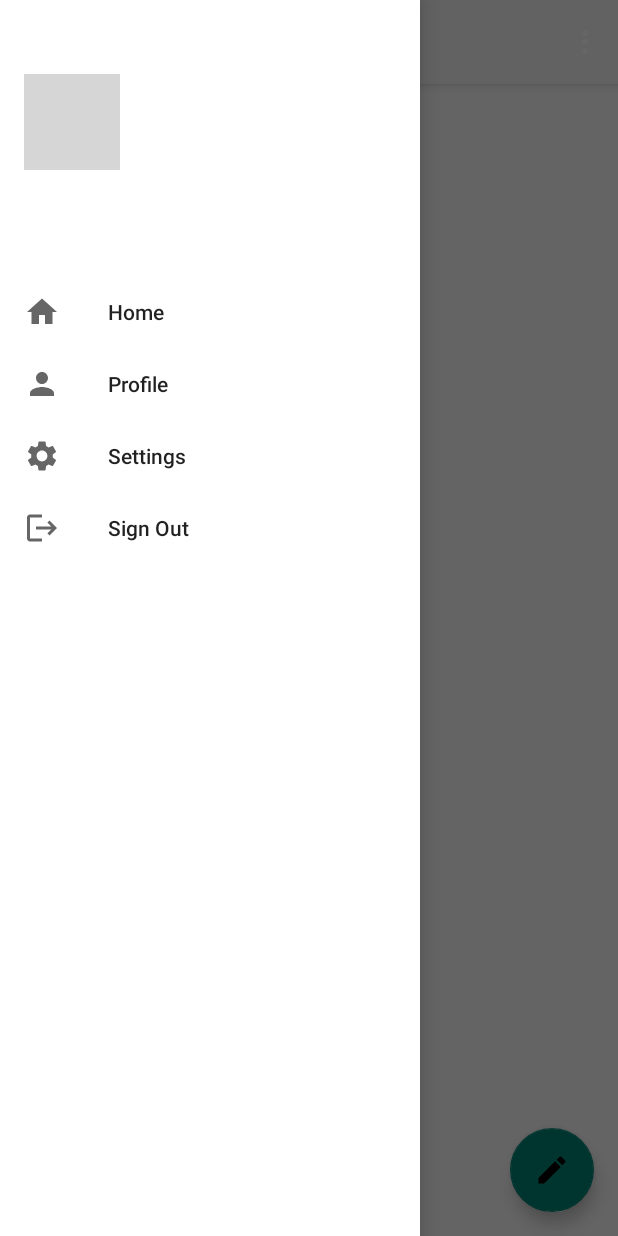
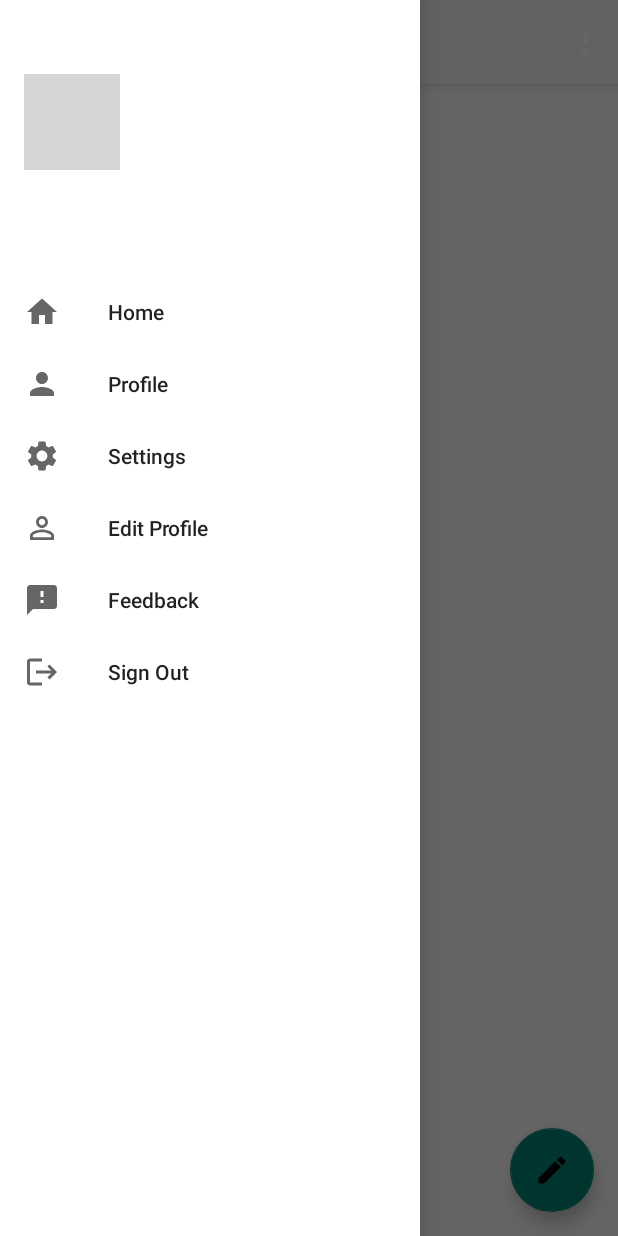
Before and after one commit to AddinSuhaimi/eBudaya, an Android app: the screen it shows after launch once a user with an empty profile is signed in (Home), with the side drawer open, on a phone screen of 412 x 824 dp. Run offline under Robolectric (Android 15) with nearby library versions, the phone set to English and light mode, and no system bars; our stand-ins replace Firebase (no records; nobody signed in at launch, a user with empty details on screens opened directly), navigation-ui; grey boxes are pictures that could not be loaded.

Commit message:
add edit profile and feedback at the sidebar (feedback fragment not yet done)

```diff
--- a/app/src/main/java/com/example/ebudaya/Activities/Home.java
+++ b/app/src/main/java/com/example/ebudaya/Activities/Home.java
@@ -25,6 +25,7 @@ import androidx.annotation.GravityInt;
 import androidx.appcompat.widget.Toolbar;
 
 import com.bumptech.glide.Glide;
+import com.example.ebudaya.Fragments.EditProfileFragment;
 import com.example.ebudaya.Fragments.HomeFragment;
 import com.example.ebudaya.Fragments.ProfileFragment;
 import com.example.ebudaya.Fragments.SettingsFragment;
@@ -392,6 +393,10 @@ private void openGallery() {
             getSupportActionBar().setTitle("Settings");
             getSupportFragmentManager().beginTransaction().replace(R.id.container, new SettingsFragment()).commit();
         }
+        else if (id == R.id.nav_edit_profile) {
+            getSupportActionBar().setTitle("Edit Profile");
+            getSupportFragmentManager().beginTransaction().replace(R.id.container, new EditProfileFragment()).commit();
+        }
         else if (id == R.id.nav_signout) {
             FirebaseAuth.getInstance().signOut();
             Intent loginActivity = new Intent(getApplicationContext(),LoginActivity.class);
--- /dev/null
+++ b/app/src/main/res/drawable/baseline_feedback_24.xml
@@ -0,0 +1,5 @@
+<vector android:height="24dp" android:tint="#000000"
+    android:viewportHeight="24" android:viewportWidth="24"
+    android:width="24dp" xmlns:android="http://schemas.android.com/apk/res/android">
+    <path android:fillColor="@android:color/white" android:pathData="M20,2L4,2c-1.1,0 -1.99,0.9 -1.99,2L2,22l4,-4h14c1.1,0 2,-0.9 2,-2L22,4c0,-1.1 -0.9,-2 -2,-2zM13,14h-2v-2h2v2zM13,10h-2L11,6h2v4z"/>
+</vector>
--- /dev/null
+++ b/app/src/main/res/drawable/baseline_person_outline_24.xml
@@ -0,0 +1,5 @@
+<vector android:height="24dp" android:tint="#000000"
+    android:viewportHeight="24" android:viewportWidth="24"
+    android:width="24dp" xmlns:android="http://schemas.android.com/apk/res/android">
+    <path android:fillColor="@android:color/white" android:pathData="M12,5.9c1.16,0 2.1,0.94 2.1,2.1s-0.94,2.1 -2.1,2.1S9.9,9.16 9.9,8s0.94,-2.1 2.1,-2.1m0,9c2.97,0 6.1,1.46 6.1,2.1v1.1L5.9,18.1L5.9,17c0,-0.64 3.13,-2.1 6.1,-2.1M12,4C9.79,4 8,5.79 8,8s1.79,4 4,4 4,-1.79 4,-4 -1.79,-4 -4,-4zM12,13c-2.67,0 -8,1.34 -8,4v3h16v-3c0,-2.66 -5.33,-4 -8,-4z"/>
+</vector>
--- a/app/src/main/res/layout/activity_post_detail.xml
+++ b/app/src/main/res/layout/activity_post_detail.xml
@@ -62,21 +62,19 @@
             app:layout_constraintTop_toBottomOf="@+id/post_detail_title" />
 
         <TextView
-            android:textSize="12sp"
             android:id="@+id/post_detail_date_name"
             android:layout_width="wrap_content"
             android:layout_height="wrap_content"
             android:layout_marginStart="16dp"
-            android:layout_marginLeft="16dp"
             android:layout_marginTop="8dp"
             android:layout_marginEnd="8dp"
-            android:layout_marginRight="8dp"
             android:text="TextView"
+            android:textSize="12sp"
             app:layout_constraintEnd_toEndOf="parent"
             app:layout_constraintHorizontal_bias="0.0"
             app:layout_constraintStart_toStartOf="parent"
             app:layout_constraintTop_toBottomOf="@+id/view"
-            tools:text="18 jan 2018 | by Arun Larrson " />
+            tools:text="14 jan 2023 | by Jonny Depp " />
 
         <TextView
 
--- a/app/src/main/res/menu/activity_home2_drawer.xml
+++ b/app/src/main/res/menu/activity_home2_drawer.xml
@@ -17,6 +17,15 @@
             android:icon="@drawable/baseline_settings_24"
             android:title="Settings" />
         <item
+            android:id="@+id/nav_edit_profile"
+            android:icon="@drawable/baseline_person_outline_24"
+            android:title="Edit Profile" />
+
+        <item
+            android:id="@+id/nav_feedback"
+            android:icon="@drawable/baseline_feedback_24"
+            android:title="Feedback" />
+        <item
             android:id="@+id/nav_signout"
             android:icon="@drawable/baseline_logout_24"
             android:title="Sign Out" />
```
